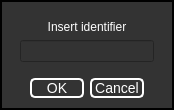
Above: Views/new_seq_dialog.ui from rafalfelczynski/dna-alignment before the change. Below: the same form after it.
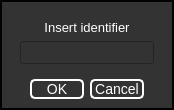
That is the form after the change.

Diff of the .ui file:
```diff
--- a/Views/new_seq_dialog.ui
+++ b/Views/new_seq_dialog.ui
@@ -56,6 +56,11 @@
      <layout class="QGridLayout" name="gridLayout">
       <item row="1" column="0">
        <widget class="QLineEdit" name="identifierLineEdit">
+        <property name="font">
+         <font>
+          <pointsize>10</pointsize>
+         </font>
+        </property>
         <property name="focusPolicy">
          <enum>Qt::ClickFocus</enum>
         </property>
@@ -66,6 +71,11 @@
       </item>
       <item row="0" column="0">
        <widget class="QLabel" name="label">
+        <property name="font">
+         <font>
+          <pointsize>10</pointsize>
+         </font>
+        </property>
         <property name="text">
          <string>Insert identifier</string>
         </property>
@@ -85,6 +95,11 @@
        <verstretch>0</verstretch>
       </sizepolicy>
      </property>
+     <property name="font">
+      <font>
+       <pointsize>10</pointsize>
+      </font>
+     </property>
      <property name="styleSheet">
       <string notr="true"/>
      </property>
```
